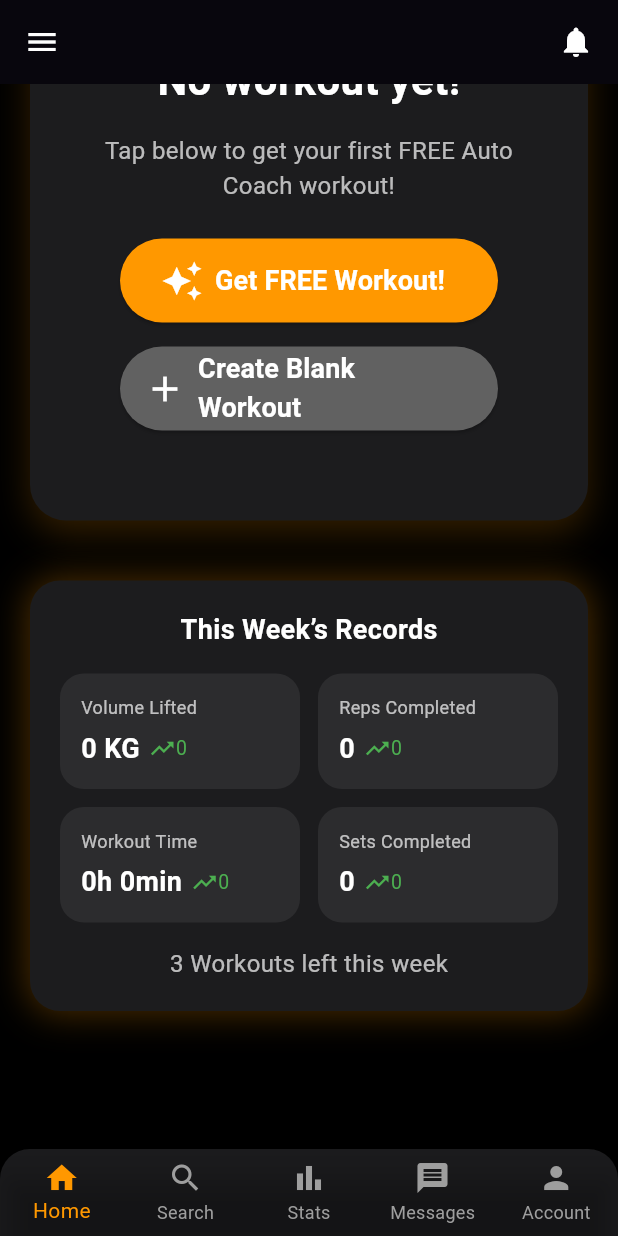
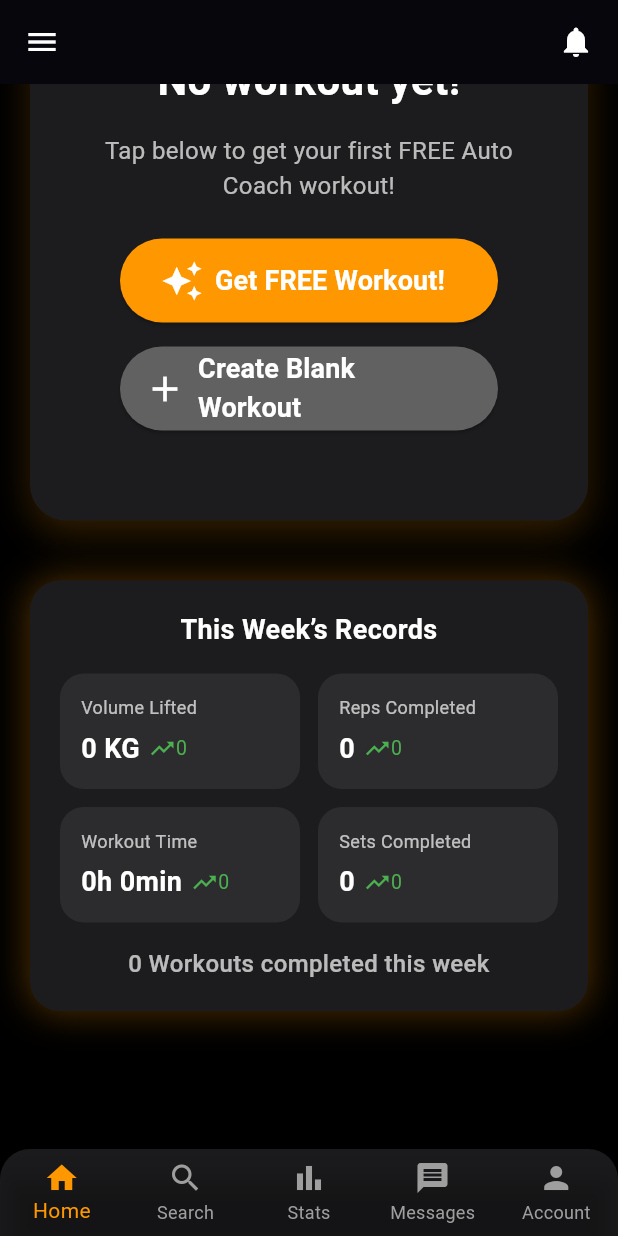
Before and after one commit to ottoorta/weightlifting-tracker, a Flutter app: the HomeScreen screen opened by its route, scrolled down 296 dp, on a phone screen of 412 x 824 dp. Run offline on Flutter 3.47's test engine with Material 3 defaults, Android fonts, the phone set to English and light mode, and no system bars; our stand-ins replace audioplayers, chewie, cloud_firestore, firebase_auth, firebase_core, firebase_storage and 5 more; missing offline and left inert: firebase_app_check, flutter_facebook_auth; accounts and stored records are empty; Roboto replaces fonts that are missing (Montserrat).

Commit message:
ui(this_week_records): perfect centering + clean layout
- All text perfectly centered
- Better spacing and balance
- Used Expanded for perfect 50/50 split
- Professional and premium look

```diff
--- a/lib/widgets/this_week_records.dart
+++ b/lib/widgets/this_week_records.dart
@@ -116,6 +116,7 @@ class ThisWeekRecords extends StatelessWidget {
         'sets': setsThis,
         'setsDiff': setsThis - setsLast,
         'duration': durationThis,
+        'workoutsThisWeek': workoutsThisWeek,
         'durationDiff': durationThis - durationLast,
         'workoutsLeft': workoutsLeft.clamp(0, 3),
       };
@@ -164,6 +165,8 @@ class ThisWeekRecords extends StatelessWidget {
       builder: (context, snapshot) {
         final stats = snapshot.data ?? _emptyStats();
 
+        final workoutsThisWeek = stats['workoutsThisWeek'] as int? ?? 0;
+
         return Container(
           margin: const EdgeInsets.symmetric(horizontal: 20, vertical: 12),
           padding: const EdgeInsets.all(20),
@@ -174,48 +177,85 @@ class ThisWeekRecords extends StatelessWidget {
               BoxShadow(
                 color: Colors.orange.withOpacity(0.3),
                 blurRadius: 20,
-                  spreadRadius: 1),
+                spreadRadius: 1,
+              ),
             ],
           ),
           child: Column(
+            mainAxisSize:
+                MainAxisSize.min, // Evita que ocupe más espacio del necesario
             children: [
-              const Text("This Week’s Records",
+              // Título centrado
+              const Text(
+                "This Week’s Records",
                 style: TextStyle(
                   color: Colors.white,
                   fontSize: 18,
-                      fontWeight: FontWeight.bold)),
+                  fontWeight: FontWeight.bold,
+                ),
+                textAlign: TextAlign.center,
+              ),
               const SizedBox(height: 16),
-              Row(children: [
-                _StatBox(
+
+              // Primera fila
+              Row(
+                children: [
+                  Expanded(
+                    child: _StatBox(
                       title: "Volume Lifted",
                       value: "${stats['volume'].toStringAsFixed(0)} KG",
                       change: _formatChange(stats['volumeDiff']),
-                    isUp: stats['volumeDiff'] >= 0),
+                      isUp: stats['volumeDiff'] >= 0,
+                    ),
+                  ),
                   const SizedBox(width: 12),
-                _StatBox(
+                  Expanded(
+                    child: _StatBox(
                       title: "Reps Completed",
                       value: stats['reps'].toString(),
                       change: _formatChange(stats['repsDiff']),
-                    isUp: stats['repsDiff'] >= 0),
-              ]),
+                      isUp: stats['repsDiff'] >= 0,
+                    ),
+                  ),
+                ],
+              ),
               const SizedBox(height: 12),
-              Row(children: [
-                _StatBox(
+
+              // Segunda fila
+              Row(
+                children: [
+                  Expanded(
+                    child: _StatBox(
                       title: "Workout Time",
                       value: _formatDuration(stats['duration']),
-                    change:
-                        _formatChange(stats['durationDiff'], isDuration: true),
-                    isUp: stats['durationDiff'] >= 0),
+                      change: _formatChange(stats['durationDiff'],
+                          isDuration: true),
+                      isUp: stats['durationDiff'] >= 0,
+                    ),
+                  ),
                   const SizedBox(width: 12),
-                _StatBox(
+                  Expanded(
+                    child: _StatBox(
                       title: "Sets Completed",
                       value: stats['sets'].toString(),
                       change: _formatChange(stats['setsDiff']),
-                    isUp: stats['setsDiff'] >= 0),
-              ]),
+                      isUp: stats['setsDiff'] >= 0,
+                    ),
+                  ),
+                ],
+              ),
               const SizedBox(height: 16),
-              Text("${stats['workoutsLeft']} Workouts left this week",
-                  style: const TextStyle(color: Colors.white70, fontSize: 16)),
+
+              // Workouts completados
+              Text(
+                "$workoutsThisWeek Workouts completed this week",
+                style: const TextStyle(
+                  color: Colors.white70,
+                  fontSize: 16,
+                  fontWeight: FontWeight.w500,
+                ),
+                textAlign: TextAlign.center,
+              ),
             ],
           ),
         );
```
Lines whose indentation alone changed are shown as unchanged.
